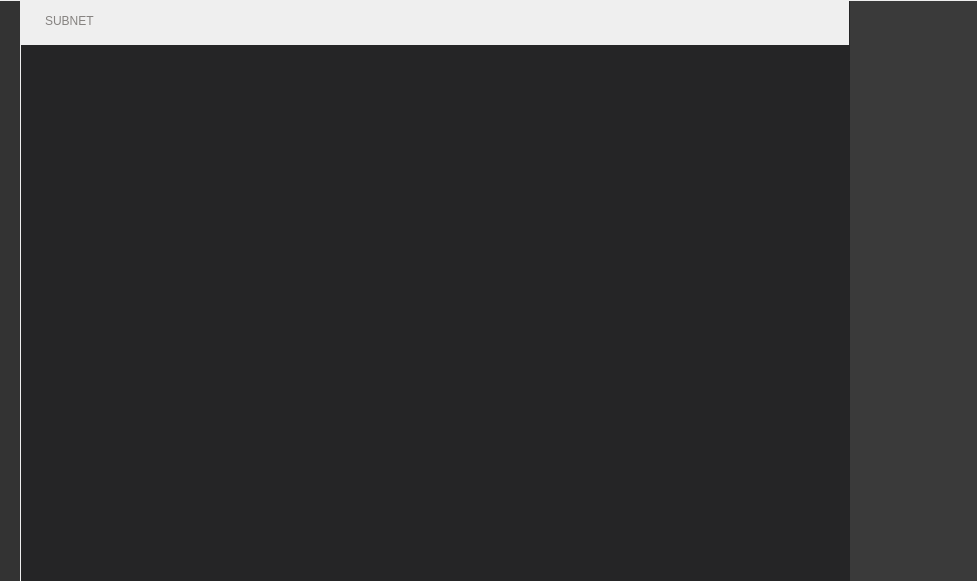
Qt form ui/zenoedit/nodesview/zenographseditor.ui (zenustech/zeno) before a commit.
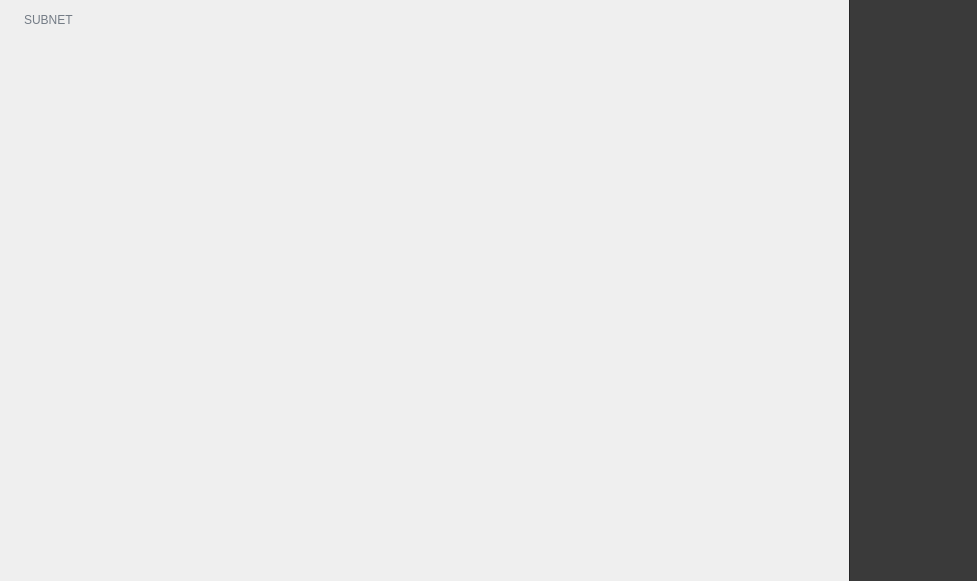
The same form after that commit. Icons and pictures are not drawn. Custom widgets are drawn as their Qt base class.

What changed in the file:
```diff
--- a/ui/zenoedit/nodesview/zenographseditor.ui
+++ b/ui/zenoedit/nodesview/zenographseditor.ui
@@ -43,13 +43,13 @@
       </property>
       <layout class="QHBoxLayout" name="horizontalLayout_2333">
        <property name="spacing">
-        <number>1</number>
+        <number>0</number>
        </property>
        <property name="leftMargin">
         <number>0</number>
        </property>
        <property name="topMargin">
-        <number>1</number>
+        <number>0</number>
        </property>
        <property name="rightMargin">
         <number>0</number>
@@ -57,64 +57,6 @@
        <property name="bottomMargin">
         <number>0</number>
        </property>
-       <item>
-        <widget class="QWidget" name="sidebar" native="true">
-         <property name="styleSheet">
-          <string notr="true">background: rgb(51,51,51);</string>
-         </property>
-         <layout class="QVBoxLayout" name="verticalLayout_4">
-          <property name="spacing">
-           <number>0</number>
-          </property>
-          <property name="leftMargin">
-           <number>0</number>
-          </property>
-          <property name="topMargin">
-           <number>1</number>
-          </property>
-          <property name="rightMargin">
-           <number>0</number>
-          </property>
-          <property name="bottomMargin">
-           <number>0</number>
-          </property>
-          <item>
-           <widget class="ZenoCheckButton" name="subnetBtn" native="true"/>
-          </item>
-          <item>
-           <widget class="ZenoCheckButton" name="treeviewBtn" native="true"/>
-          </item>
-          <item>
-           <widget class="ZenoCheckButton" name="searchBtn" native="true"/>
-          </item>
-          <item>
-           <widget class="ZenoCheckButton" name="annotationBtn" native="true"/>
-          </item>
-          <item>
-           <widget class="ZenoCheckButton" name="parameterBtn" native="true"/>
-          </item>
-          <item>
-           <widget class="ZenoCheckButton" name="noteBtn" native="true"/>
-          </item>
-          <item>
-           <widget class="ZenoCheckButton" name="presetBtn" native="true"/>
-          </item>
-          <item>
-           <spacer name="verticalSpacer">
-            <property name="orientation">
-             <enum>Qt::Vertical</enum>
-            </property>
-            <property name="sizeHint" stdset="0">
-             <size>
-              <width>20</width>
-              <height>40</height>
-             </size>
-            </property>
-           </spacer>
-          </item>
-         </layout>
-        </widget>
-       </item>
        <item>
         <widget class="QSplitter" name="splitter">
          <property name="styleSheet">
@@ -167,8 +109,8 @@
               <item>
                <widget class="QLabel" name="label">
                 <property name="styleSheet">
-                 <string notr="true">color: #858280;
-font: 12pt 'HarmonyOS Sans';</string>
+                 <string notr="true">color: #737B85;
+font: 12pt 'Segoe UI';</string>
                 </property>
                 <property name="text">
                  <string>SUBNET</string>
@@ -201,7 +143,7 @@
               <property name="styleSheet">
                <string notr="true">QListView
 {
-	background-color: rgb(37,37,38);
+	background-color: transparent;
 	show-decoration-selected: 1;
 	font: 12pt 'HarmonyOS Sans';
 }</string>
@@ -450,6 +392,7 @@
           </property>
           <property name="styleSheet">
            <string notr="true">QTabBar {
+	background-color: #2D3239;
 	font-weight: bold;
 }
 
@@ -458,9 +401,9 @@
 }
 
 QTabBar::tab {
-    background: rgb(58, 58, 58);
-	color: rgb(129, 125, 123);
-	border-right: 1px solid rgb(36, 36, 36);
+    background: #2D3239;
+	color:  #737B85;
+	border-right: 1px solid rgb(24, 29, 33);
 	font: 16px 'HarmonyOS Sans';
 	/*margin-right: 1px;*/
 }
@@ -481,9 +424,8 @@
 QTabBar::tab:!selected { font-weight: normal; }
 
 QTabBar::tab:selected {
-    background: rgb(48, 48, 48);
-	color: rgb(255, 255, 255);
-	border-bottom: 2px solid rgb(23, 160, 252);
+    background: #191D21;
+	color: #C3D2DF;
 }
 
 QTabBar::close-button {
@@ -494,6 +436,9 @@
     image: url(:/icons/closebtn_on.svg);
 }</string>
           </property>
+          <property name="documentMode">
+           <bool>true</bool>
+          </property>
           <property name="tabsClosable">
            <bool>true</bool>
           </property>
@@ -511,12 +456,6 @@
   </layout>
  </widget>
  <customwidgets>
-  <customwidget>
-   <class>ZenoCheckButton</class>
-   <extends>QWidget</extends>
-   <header>zenoui/comctrl/zenocheckbutton.h</header>
-   <container>1</container>
-  </customwidget>
   <customwidget>
    <class>ZIconLabel</class>
    <extends>QLabel</extends>
```
